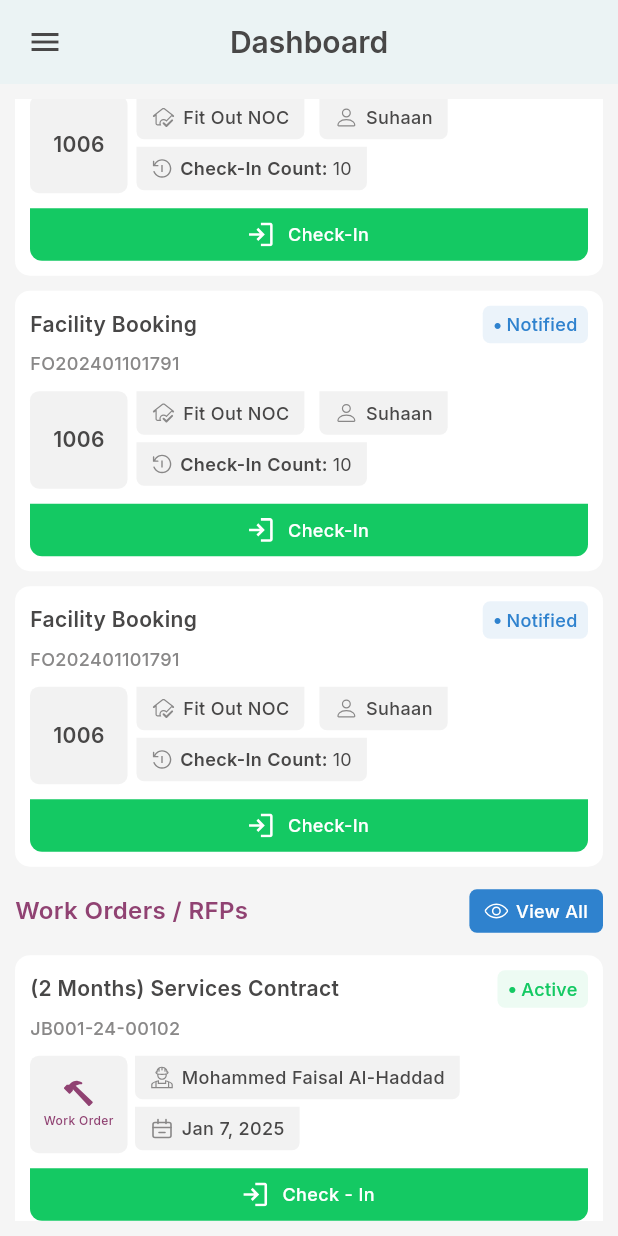
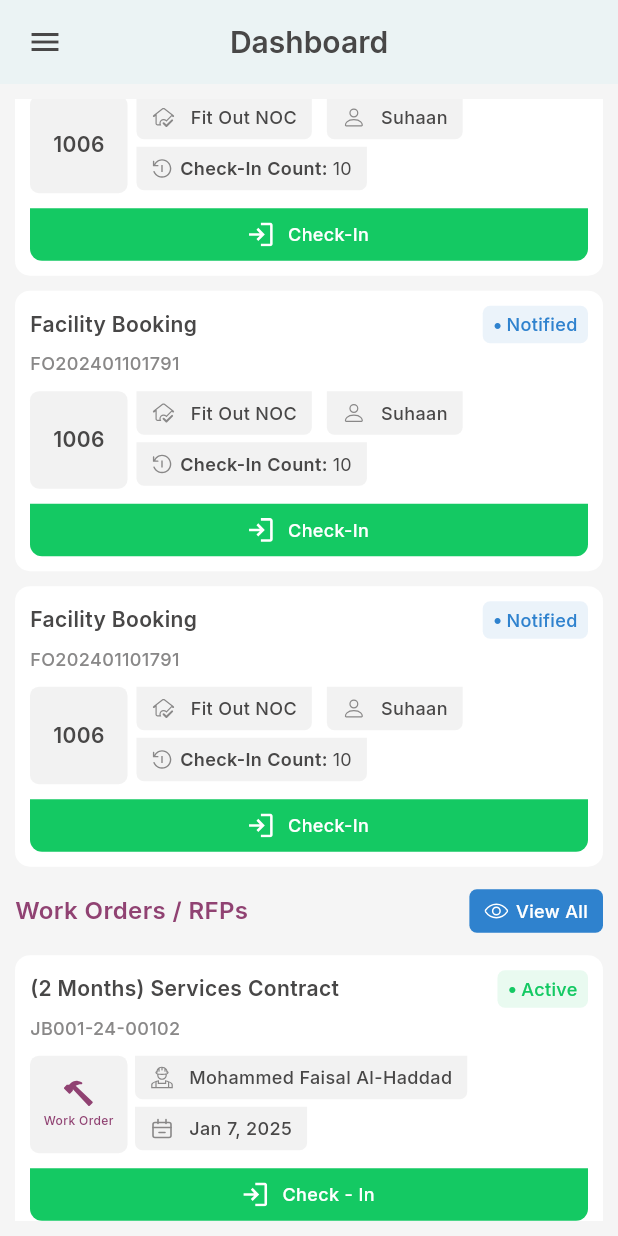
Before and after one commit to Hibba-Syed/VISITORS-MOBILE_pull, a Flutter app: the screen it shows after launch, scrolled down 1152 dp, on a phone screen of 412 x 824 dp. Run offline on Flutter 3.47's test engine with Material 3 defaults, Android fonts, the phone set to English and light mode, and no system bars; our stand-ins replace auto_size_text, bloc, camera, dropdown_search, flutter_bloc, flutter_svg and 5 more; missing offline and left inert: google_ml_kit, remove_emoji_input_formatter; network calls fail.

Commit message:
check - ins, e service, work order /rfp, work order /rfp details, directory screens..

```diff
--- a/lib/resource/constants/app_constants.dart
+++ b/lib/resource/constants/app_constants.dart
@@ -1,4 +1,6 @@
 import 'package:flutter/cupertino.dart';
+import 'package:flutter/material.dart' show Colors;
+import 'package:visitors/resource/constants/app_colors.dart';
 
 class AppConstants {
   /// drawer indexes
@@ -15,5 +17,18 @@
   //App Padding
   static const double horizontalPadding  =  10;
   static const double verticalPadding  =  10;
+  // Status colors
+  static  Color getStatusColor(String? status) {
+    if (status?.toLowerCase() == "active") {
+      return AppColors.green;
+    }
+    if (status?.toLowerCase()=="approved") {
+      return AppColors.primary;
+    }
+    if (status?.toLowerCase() == "notified") {
+      return AppColors.blue;
+    }
 
+    return AppColors.red;
+  }
 }
--- a/lib/resource/styles/styles.dart
+++ b/lib/resource/styles/styles.dart
@@ -198,6 +198,26 @@
     fontSize: 12,
     fontWeight: FontWeight.w600,
   );
+  static const TextStyle style14primary600 = TextStyle(
+    color: AppColors.primary,
+    fontSize: 14,
+    fontWeight: FontWeight.w600,
+  );
+  static const TextStyle style16primary600 = TextStyle(
+    color: AppColors.primary,
+    fontSize: 16,
+    fontWeight: FontWeight.w600,
+  );
+  static const TextStyle style16black600 = TextStyle(
+    color: AppColors.black,
+    fontSize: 16,
+    fontWeight: FontWeight.w600,
+  );
+  static const TextStyle style12darkGreyW500 = TextStyle(
+    color: AppColors.darkGrey,
+    fontSize: 12,
+    fontWeight: FontWeight.w500,
+  );
   //
   static const TextStyle styleNotAvailable = TextStyle(
     color: AppColors.gray,
--- a/lib/utils/routes/app_pages.dart
+++ b/lib/utils/routes/app_pages.dart
@@ -5,6 +5,8 @@
 import 'package:visitors/view/Common%20Screens/check%20ins/check_in_screen.dart';
 import 'package:visitors/view/Common%20Screens/device_decider_screen.dart';
 import 'package:visitors/view/Common%20Screens/services/all_services_screen.dart';
+import 'package:visitors/view/Common%20Screens/services/details/service_details.dart';
+import 'package:visitors/view/Common%20Screens/work%20order/details/work_order_job_details_screen.dart';
 import 'package:visitors/view/Common%20Screens/work%20order/work_order_rfp_screen.dart' show WorkOrderRfpScreen;
 
 import 'app_routes.dart';
@@ -26,16 +28,16 @@
       ),
     ),
     PageEntity(
-      route: AppRoutes.workOrderRfpScreen,
-      page: const WorkOrderRfpScreen(),
+      route: AppRoutes.workOrderJobDetailsScreen,
+      page: const WorkOrderJobDetailsScreen(),
       // bloc:
       // BlocProvider(
       //   create: (context) => ,
       // ),
     ),
     PageEntity(
-      route: AppRoutes.allServicesScreen,
-      page: const AllServicesScreen(),
+      route: AppRoutes.servicesDetailsScreen,
+      page: const ServiceDetails(),
       // bloc:
       // BlocProvider(
       //   create: (context) => ,
--- a/lib/utils/routes/app_routes.dart
+++ b/lib/utils/routes/app_routes.dart
@@ -1,7 +1,7 @@
 class AppRoutes {
   static const String dashboard = '/dashboard';
-  static const String workOrderRfpScreen = '/workOrderRfpScreen';
-  static const String allServicesScreen = '/allServicesScreen';
+  static const String workOrderJobDetailsScreen = '/workOrderJobDetailsScreen';
+  static const String servicesDetailsScreen = '/servicesDetailsScreen';
   static const String checkInScreen = '/checkInScreen';
 
 
--- a/lib/utils/text_utils.dart
+++ b/lib/utils/text_utils.dart
@@ -1,3 +1,4 @@
+
 class TextUtils {
   static String capitalizeWords(String text) {
     return text
--- a/lib/view/Common Screens/check ins/componants/check_in_card_widget.dart
+++ b/lib/view/Common Screens/check ins/componants/check_in_card_widget.dart
@@ -1,12 +1,12 @@
 import 'package:flutter/material.dart';
 import 'package:gap/gap.dart';
-import 'package:visitors/view/widgets/container_widget/icon_text_container_widget.dart';
 import 'package:visitors/view/widgets/button/logout_button.dart';
+import 'package:visitors/view/widgets/container_widgets/icon_text_container_widget.dart';
+import 'package:visitors/view/widgets/container_widgets/icon_title_value_container_widget.dart' show IconTitleValueContainerWidget;
 
 import '../../../../resource/constants/app_colors.dart';
 import '../../../../resource/constants/images.dart';
 import '../../../../resource/styles/styles.dart';
-import '../../../widgets/container_widget/icon_title_value_container_widget.dart';
 
 class CheckInCardWidget extends StatelessWidget {
   final String? profileImageUrl;
--- a/lib/view/Common Screens/services/components/services_card_widget.dart
+++ b/lib/view/Common Screens/services/components/services_card_widget.dart
@@ -1,9 +1,10 @@
 import 'package:flutter/material.dart';
 import 'package:gap/gap.dart';
 import 'package:visitors/resource/constants/images.dart';
-import 'package:visitors/view/widgets/container_widget/icon_text_container_widget.dart';
+import 'package:visitors/utils/routes/app_routes.dart';
 import 'package:visitors/view/widgets/button/logout_button.dart';
-import 'package:visitors/view/widgets/container_widget/icon_title_value_container_widget.dart';
+import 'package:visitors/view/widgets/container_widgets/icon_text_container_widget.dart';
+import 'package:visitors/view/widgets/container_widgets/icon_title_value_container_widget.dart' show IconTitleValueContainerWidget;
 
 import '../../../../resource/constants/app_colors.dart';
 import '../../../../resource/styles/styles.dart';
@@ -33,7 +34,11 @@
 
   @override
   Widget build(BuildContext context) {
-    return Container(
+    return InkWell(
+      onTap: (){
+        Navigator.pushNamed(context, AppRoutes.servicesDetailsScreen);
+      },
+      child: Container(
         width: MediaQuery.of(context).size.width,
         padding: const EdgeInsets.all(10),
         decoration: BoxDecoration(
@@ -50,9 +55,6 @@
                 ),
                 StatusWidget(
                   status: status ?? "",
-                dotColor: AppColors.blue,
-                statusColor: AppColors.blue,
-                backgroundColor: AppColors.blue.withAlpha(24),
                 ),
               ],
             ),
@@ -120,6 +122,7 @@
             ),
           ],
         ),
+      ),
     );
   }
 }
--- a/lib/view/Common Screens/work order/components/work_order_rfp_card_widget.dart
+++ b/lib/view/Common Screens/work order/components/work_order_rfp_card_widget.dart
@@ -1,12 +1,12 @@
 import 'package:flutter/material.dart';
 import 'package:flutter_svg/svg.dart';
 import 'package:gap/gap.dart';
-import 'package:visitors/view/widgets/container_widget/icon_title_value_container_widget.dart';
+import 'package:visitors/utils/routes/app_routes.dart';
+import 'package:visitors/view/widgets/container_widgets/icon_text_container_widget.dart';
 
 import '../../../../resource/constants/app_colors.dart';
 import '../../../../resource/constants/images.dart';
 import '../../../../resource/styles/styles.dart';
-import '../../../widgets/container_widget/icon_text_container_widget.dart';
 import '../../../widgets/button/logout_button.dart';
 import '../../../widgets/status/status_widget.dart';
 
@@ -28,8 +28,11 @@
 
   @override
   Widget build(BuildContext context) {
-
-    return Container(
+    return InkWell(
+      onTap: (){
+        Navigator.pushNamed(context, AppRoutes.workOrderJobDetailsScreen);
+      },
+      child: Container(
         padding: const EdgeInsets.all(10),
         decoration: BoxDecoration(
             borderRadius: BorderRadius.circular(10),
@@ -46,9 +49,6 @@
                   style: AppTextStyles.style14Black600,
                 ),
                 StatusWidget(status: status ?? "",
-                dotColor: AppColors.green,
-                statusColor: AppColors.green,
-                backgroundColor: AppColors.green.withAlpha(20),
                 ),
               ],
             ),
@@ -117,6 +117,7 @@
             ),
           ],
         ),
+      ),
     );
   }
 }
--- a/lib/view/Common Screens/work order/work_order_rfp_screen.dart
+++ b/lib/view/Common Screens/work order/work_order_rfp_screen.dart
@@ -1,6 +1,7 @@
 import 'package:flutter/material.dart';
 import 'package:gap/gap.dart';
 import 'package:visitors/resource/constants/app_constants.dart';
+import 'package:visitors/utils/routes/app_routes.dart';
 import 'package:visitors/view/Common%20Screens/work%20order/components/work_order_rfp_card_widget.dart';
 import '../../widgets/Filter/filter_widget.dart';
 import '../../widgets/search_text_field.dart';
--- a/lib/view/widgets/container_widget/icon_text_container_widget.dart
+++ b/lib/view/widgets/container_widgets/icon_text_container_widget.dart
@@ -14,6 +14,8 @@
   final double? verticalPadding;
   final Color? imageColor;
   final VoidCallback? onPressed;
+  final IconData? icon;
+  final Color? iconColor;
 
   const IconTextContainerWidget({super.key,
     this.text,
@@ -24,6 +26,8 @@
     this.imageColor,
     this.textColor,
     this.onPressed,
+    this.icon,
+    this.iconColor
 
   });
 
@@ -42,12 +46,32 @@
         ),
         child: Row(
           children: [
+            if (image != null)
+              Row(
+                children: [
                   SvgPicture.asset(image ?? "",
                     height: 16,
                     colorFilter: ColorFilter.mode(
                     imageColor ?? AppColors.darkGrey,
                     BlendMode.srcIn,
                   ),),
+                  const Gap(3),
+                ],
+              )
+            else if (icon != null)
+              Row(
+                children: [
+                  Icon(
+                    icon,
+                    color: iconColor ?? AppColors.primary,
+                    size: 17,
+                  ),
+                  const Gap(3),
+                ],
+              )
+            else
+              const SizedBox.shrink(),
+            const Gap(2),
               const Gap(5),
               Text( text ?? "",
                 style: TextStyle(
--- a/lib/view/widgets/single_selected_dropdown_widget.dart
+++ b/lib/view/widgets/single_selected_dropdown_widget.dart
@@ -100,7 +100,7 @@
                 decoration: InputDecoration(
                   hintText: 'Search ',
                   contentPadding:
-                  const EdgeInsets.symmetric(horizontal: 10.0, vertical: 0.0),
+                  const EdgeInsets.symmetric(horizontal: 8, vertical: 0.0),
                   focusedBorder: OutlineInputBorder(
                     borderRadius: BorderRadius.circular(7),
                     borderSide: const BorderSide(
--- a/lib/view/widgets/status/status_widget.dart
+++ b/lib/view/widgets/status/status_widget.dart
@@ -2,19 +2,14 @@
 import 'package:flutter/material.dart';
 import 'package:flutter/widgets.dart';
 import 'package:gap/gap.dart';
+import 'package:visitors/resource/constants/app_constants.dart';
 import '../../../utils/text_utils.dart';
 
 class StatusWidget extends StatelessWidget {
   final String status;
-  final Color dotColor;
-  final Color statusColor;
-  final Color backgroundColor;
   const StatusWidget({
     super.key,
     required this.status,
-    required this.dotColor,
-    required this.statusColor,
-    required this.backgroundColor,
   });
 
   @override
@@ -25,14 +20,14 @@
           horizontal: 7 ),
       decoration: BoxDecoration(
         borderRadius: BorderRadius.circular(5),
-        color: backgroundColor,
+        color: AppConstants.getStatusColor(status).withAlpha(24),
         // border: Border.all(color: kBlue1)
       ),
       child: Row(
         mainAxisSize: MainAxisSize.min,
         children: [
           Text("●",style: TextStyle(
-              color: dotColor,
+              color: AppConstants.getStatusColor(status),
               fontSize: 9
           ),
                 ),
@@ -40,8 +35,8 @@
           Flexible(
             child: Text(
               TextUtils.capitalizeWords(status),
-              style: TextStyle(
-                color: statusColor,
+              style:  TextStyle(
+                color: AppConstants.getStatusColor(status),
                 fontWeight:  FontWeight.w500,
                 fontSize: 12,
               ),
```
Also changed, not shown: lib/view/Common Screens/directory/components/directory_card_widget.dart (+62 -0 lines), lib/view/Common Screens/directory/directory_screen.dart (+19 -14 lines), lib/view/Common Screens/services/details/service_details.dart (added, +152 -0 lines), lib/view/Common Screens/work order/details/work_order_job_details_screen.dart (added, +100 -0 lines), lib/view/Tablet Screens/dashboard/tablet_dashboard_screen.dart (+8 -6 lines), lib/view/widgets/container_widgets/title_value_row_divider_details_container.dart (added, +54 -0 lines), lib/view/widgets/button/visitor_passes_button.dart (added), lib/view/widgets/container_widgets/icon_title_value_container_widget.dart (renamed from lib/view/widgets/container_widget/icon_title_value_container_widget.dart), 4 other files. Lines whose indentation alone changed are shown as unchanged.
